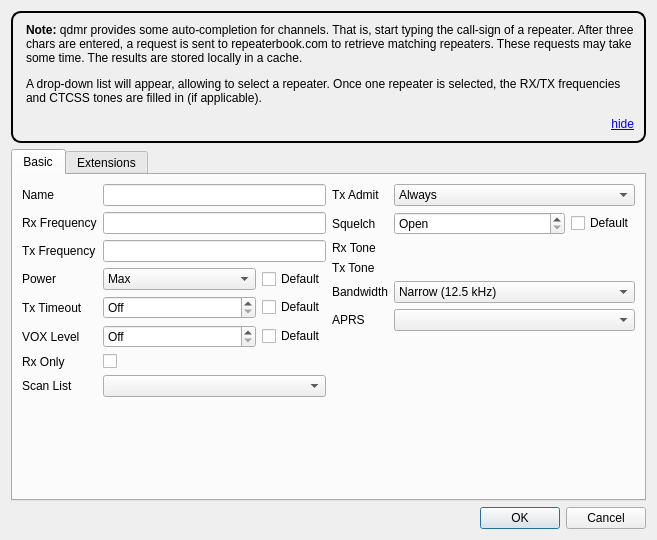
Before: the Qt Designer form src/analogchanneldialog.ui in hmatuschek/qdmr, drawn with Qt 5.
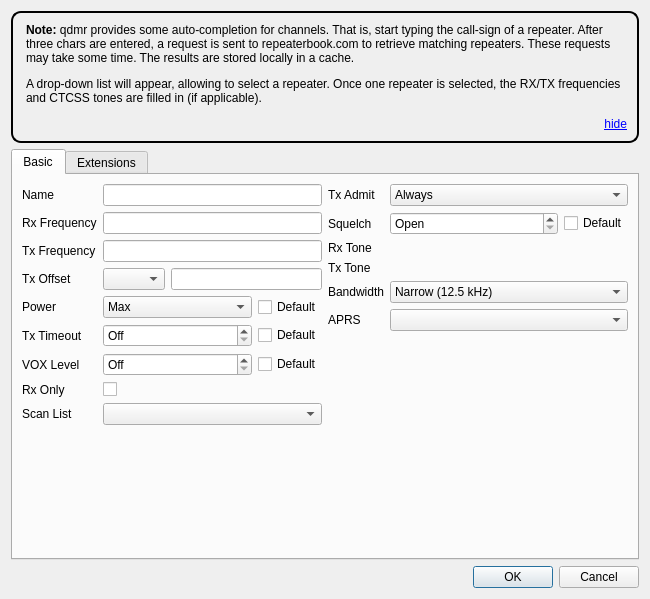
After: the same form once the commit is applied. Custom widgets are drawn as their Qt base class.

Commit message:
Fix #677 Add offset frequency indicator for repeaters (#678)
* Fix #677 Add offset frequency indicator for repeaters

What changed in the file:
```diff
--- a/src/analogchanneldialog.ui
+++ b/src/analogchanneldialog.ui
@@ -6,8 +6,8 @@
    <rect>
     <x>0</x>
     <y>0</y>
-    <width>657</width>
-    <height>540</height>
+    <width>650</width>
+    <height>599</height>
    </rect>
   </property>
   <property name="sizePolicy">
@@ -86,13 +86,53 @@
           <widget class="QLineEdit" name="txFrequency"/>
          </item>
          <item row="3" column="0">
+          <widget class="QLabel" name="offsetLabel">
+           <property name="text">
+            <string>Tx Offset</string>
+           </property>
+          </widget>
+         </item>
+         <item row="3" column="1">
+          <layout class="QHBoxLayout" name="horizontalLayout_3">
+           <item>
+            <widget class="QComboBox" name="offsetComboBox">
+             <property name="minimumSize">
+              <size>
+               <width>62</width>
+               <height>0</height>
+              </size>
+             </property>
+             <property name="maximumSize">
+              <size>
+               <width>62</width>
+               <height>16777215</height>
+              </size>
+             </property>
+             <property name="currentText">
+              <string/>
+             </property>
+             <property name="currentIndex">
+              <number>-1</number>
+             </property>
+            </widget>
+           </item>
+           <item>
+            <widget class="QLineEdit" name="offsetLineEdit">
+             <property name="enabled">
+              <bool>true</bool>
+             </property>
+            </widget>
+           </item>
+          </layout>
+         </item>
+         <item row="4" column="0">
           <widget class="QLabel" name="powerLabel">
            <property name="text">
             <string>Power</string>
            </property>
           </widget>
          </item>
-         <item row="3" column="1">
+         <item row="4" column="1">
           <layout class="QHBoxLayout" name="horizontalLayout_8">
            <item>
             <widget class="QComboBox" name="powerValue">
@@ -138,14 +178,14 @@
            </item>
           </layout>
          </item>
-         <item row="4" column="0">
+         <item row="5" column="0">
           <widget class="QLabel" name="txTimeoutLabel">
            <property name="text">
             <string>Tx Timeout</string>
            </property>
           </widget>
          </item>
-         <item row="4" column="1">
+         <item row="5" column="1">
           <layout class="QHBoxLayout" name="horizontalLayout_7">
            <item>
             <widget class="QSpinBox" name="totValue">
@@ -175,14 +215,14 @@
            </item>
           </layout>
          </item>
-         <item row="5" column="0">
+         <item row="6" column="0">
           <widget class="QLabel" name="vOXLevelLabel">
            <property name="text">
             <string>VOX Level</string>
            </property>
           </widget>
          </item>
-         <item row="5" column="1">
+         <item row="6" column="1">
           <layout class="QHBoxLayout" name="horizontalLayout_10">
            <item>
             <widget class="QSpinBox" name="voxValue">
@@ -209,24 +249,24 @@
            </item>
           </layout>
          </item>
-         <item row="6" column="0">
+         <item row="7" column="0">
           <widget class="QLabel" name="rxOnlyLabel">
            <property name="text">
             <string>Rx Only</string>
            </property>
           </widget>
          </item>
-         <item row="6" column="1">
+         <item row="7" column="1">
           <widget class="QCheckBox" name="rxOnly"/>
          </item>
-         <item row="7" column="0">
+         <item row="8" column="0">
           <widget class="QLabel" name="scanListLabel">
            <property name="text">
             <string>Scan List</string>
            </property>
           </widget>
          </item>
-         <item row="7" column="1">
+         <item row="8" column="1">
           <widget class="QComboBox" name="scanList">
            <property name="sizePolicy">
             <sizepolicy hsizetype="MinimumExpanding" vsizetype="Fixed">
```
Left out of the diff: 104 changed lines with no effect on the pictures. The commit also changes 17 other files.
